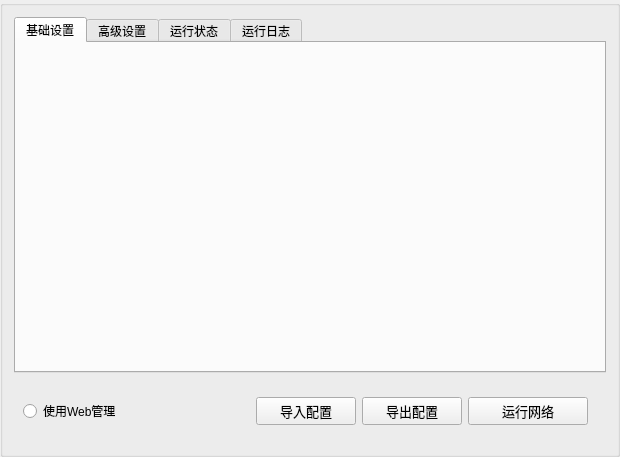
First picture: the form in Qt_UI/netpage.ui, repository myqfeng/qt-easy-tier, before the edit.
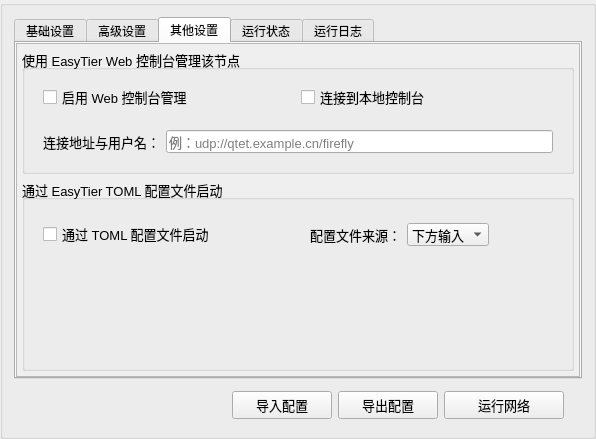
Second picture: the form after the edit.

Commit message: pref:完善web管理的逻辑

```diff
--- a/Qt_UI/netpage.ui
+++ b/Qt_UI/netpage.ui
@@ -6,8 +6,8 @@
    <rect>
     <x>0</x>
     <y>0</y>
-    <width>620</width>
-    <height>457</height>
+    <width>596</width>
+    <height>439</height>
    </rect>
   </property>
   <property name="sizePolicy">
@@ -29,7 +29,7 @@
    <item>
     <widget class="QTabWidget" name="netTabWidget">
      <property name="currentIndex">
-      <number>0</number>
+      <number>2</number>
      </property>
      <widget class="QWidget" name="primerSet">
       <attribute name="title">
@@ -41,6 +41,213 @@
        <string>高级设置</string>
       </attribute>
      </widget>
+     <widget class="QWidget" name="otherSet">
+      <attribute name="title">
+       <string>其他设置</string>
+      </attribute>
+      <layout class="QVBoxLayout" name="verticalLayout_2">
+       <property name="spacing">
+        <number>0</number>
+       </property>
+       <property name="leftMargin">
+        <number>0</number>
+       </property>
+       <property name="topMargin">
+        <number>0</number>
+       </property>
+       <property name="rightMargin">
+        <number>0</number>
+       </property>
+       <property name="bottomMargin">
+        <number>0</number>
+       </property>
+       <item>
+        <widget class="QScrollArea" name="scrollArea">
+         <property name="widgetResizable">
+          <bool>true</bool>
+         </property>
+         <widget class="QWidget" name="scrollAreaWidgetContents">
+          <property name="geometry">
+           <rect>
+            <x>0</x>
+            <y>0</y>
+            <width>564</width>
+            <height>340</height>
+           </rect>
+          </property>
+          <layout class="QVBoxLayout" name="verticalLayout_5">
+           <property name="spacing">
+            <number>5</number>
+           </property>
+           <property name="leftMargin">
+            <number>5</number>
+           </property>
+           <property name="topMargin">
+            <number>5</number>
+           </property>
+           <property name="rightMargin">
+            <number>5</number>
+           </property>
+           <property name="bottomMargin">
+            <number>5</number>
+           </property>
+           <item>
+            <widget class="QGroupBox" name="webGroupBox">
+             <property name="sizePolicy">
+              <sizepolicy hsizetype="Preferred" vsizetype="Fixed">
+               <horstretch>0</horstretch>
+               <verstretch>0</verstretch>
+              </sizepolicy>
+             </property>
+             <property name="font">
+              <font>
+               <pointsize>10</pointsize>
+              </font>
+             </property>
+             <property name="title">
+              <string>使用 EasyTier Web 控制台管理该节点</string>
+             </property>
+             <layout class="QVBoxLayout" name="verticalLayout_3">
+              <item>
+               <widget class="QWidget" name="gridWidget" native="true">
+                <layout class="QGridLayout" name="gridLayout">
+                 <property name="topMargin">
+                  <number>5</number>
+                 </property>
+                 <property name="bottomMargin">
+                  <number>5</number>
+                 </property>
+                 <item row="0" column="0" alignment="Qt::AlignmentFlag::AlignLeft">
+                  <widget class="QCheckBox" name="useWebBox">
+                   <property name="toolTip">
+                    <string>&lt;html&gt;&lt;head/&gt;&lt;body&gt;&lt;p&gt;使用EasyTier的Web控制台来管理该核心&lt;/p&gt;&lt;br&gt;&lt;p&gt;请前往首页开启Web控制台&lt;/p&gt;&lt;/body&gt;&lt;/html&gt;</string>
+                   </property>
+                   <property name="text">
+                    <string>启用 Web 控制台管理</string>
+                   </property>
+                  </widget>
+                 </item>
+                 <item row="0" column="1" alignment="Qt::AlignmentFlag::AlignLeft">
+                  <widget class="QCheckBox" name="connectToLocalBox">
+                   <property name="text">
+                    <string>连接到本地控制台</string>
+                   </property>
+                  </widget>
+                 </item>
+                </layout>
+               </widget>
+              </item>
+              <item>
+               <widget class="QWidget" name="formWidget" native="true">
+                <layout class="QFormLayout" name="formLayout">
+                 <item row="0" column="0">
+                  <widget class="QLabel" name="label">
+                   <property name="text">
+                    <string>连接地址与用户名：</string>
+                   </property>
+                  </widget>
+                 </item>
+                 <item row="0" column="1">
+                  <widget class="QLineEdit" name="lineEdit">
+                   <property name="placeholderText">
+                    <string>例：udp://qtet.example.cn/firefly</string>
+                   </property>
+                  </widget>
+                 </item>
+                </layout>
+               </widget>
+              </item>
+             </layout>
+            </widget>
+           </item>
+           <item>
+            <widget class="QGroupBox" name="confGroupBox">
+             <property name="sizePolicy">
+              <sizepolicy hsizetype="Preferred" vsizetype="Expanding">
+               <horstretch>0</horstretch>
+               <verstretch>0</verstretch>
+              </sizepolicy>
+             </property>
+             <property name="font">
+              <font>
+               <pointsize>10</pointsize>
+              </font>
+             </property>
+             <property name="title">
+              <string>通过 EasyTier TOML 配置文件启动</string>
+             </property>
+             <layout class="QVBoxLayout" name="verticalLayout_4">
+              <item alignment="Qt::AlignmentFlag::AlignTop">
+               <widget class="QWidget" name="gridWidget_2" native="true">
+                <layout class="QGridLayout" name="gridLayout_2">
+                 <property name="topMargin">
+                  <number>5</number>
+                 </property>
+                 <property name="bottomMargin">
+                  <number>2</number>
+                 </property>
+                 <item row="0" column="0">
+                  <widget class="QCheckBox" name="useConfFileBox">
+                   <property name="text">
+                    <string>通过 TOML 配置文件启动</string>
+                   </property>
+                  </widget>
+                 </item>
+                 <item row="0" column="1">
+                  <widget class="QWidget" name="formWidget_2" native="true">
+                   <layout class="QFormLayout" name="formLayout_2">
+                    <item row="0" column="0">
+                     <widget class="QLabel" name="Label">
+                      <property name="font">
+                       <font>
+                        <pointsize>10</pointsize>
+                       </font>
+                      </property>
+                      <property name="text">
+                       <string>配置文件来源：</string>
+                      </property>
+                     </widget>
+                    </item>
+                    <item row="0" column="1">
+                     <widget class="QComboBox" name="confSourceBox">
+                      <property name="sizePolicy">
+                       <sizepolicy hsizetype="Fixed" vsizetype="Fixed">
+                        <horstretch>0</horstretch>
+                        <verstretch>0</verstretch>
+                       </sizepolicy>
+                      </property>
+                      <property name="font">
+                       <font>
+                        <pointsize>10</pointsize>
+                       </font>
+                      </property>
+                      <item>
+                       <property name="text">
+                        <string>下方输入</string>
+                       </property>
+                      </item>
+                      <item>
+                       <property name="text">
+                        <string>选择文件</string>
+                       </property>
+                      </item>
+                     </widget>
+                    </item>
+                   </layout>
+                  </widget>
+                 </item>
+                </layout>
+               </widget>
+              </item>
+             </layout>
+            </widget>
+           </item>
+          </layout>
+         </widget>
+        </widget>
+       </item>
+      </layout>
+     </widget>
      <widget class="QWidget" name="runningState">
       <attribute name="title">
        <string>运行状态</string>
@@ -53,22 +260,30 @@
      </widget>
     </widget>
    </item>
-   <item>
+   <item alignment="Qt::AlignmentFlag::AlignBottom">
     <widget class="QWidget" name="horizontalWidget" native="true">
+     <property name="sizePolicy">
+      <sizepolicy hsizetype="Preferred" vsizetype="Fixed">
+       <horstretch>0</horstretch>
+       <verstretch>0</verstretch>
+      </sizepolicy>
+     </property>
      <layout class="QHBoxLayout" name="horizontalLayout">
-      <item>
-       <widget class="QRadioButton" name="useWebBtn">
-        <property name="toolTip">
-         <string>&lt;html&gt;&lt;head/&gt;&lt;body&gt;&lt;p&gt;使用EasyTier的Web控制台来管理该核心&lt;/p&gt;&lt;br&gt;&lt;p&gt;请前往首页开启Web控制台&lt;/p&gt;&lt;/body&gt;&lt;/html&gt;</string>
-        </property>
-        <property name="text">
-         <string>使用Web管理</string>
-        </property>
-       </widget>
-      </item>
+      <property name="topMargin">
+       <number>6</number>
+      </property>
+      <property name="bottomMargin">
+       <number>6</number>
+      </property>
       <item alignment="Qt::AlignmentFlag::AlignRight">
        <widget class="QWidget" name="horizontalWidget" native="true">
         <layout class="QHBoxLayout" name="horizontalLayout_2">
+         <property name="topMargin">
+          <number>0</number>
+         </property>
+         <property name="bottomMargin">
+          <number>0</number>
+         </property>
          <item alignment="Qt::AlignmentFlag::AlignRight">
           <widget class="QPushButton" name="importPushButton">
            <property name="sizePolicy">
```
The commit also changes 3 other files.
